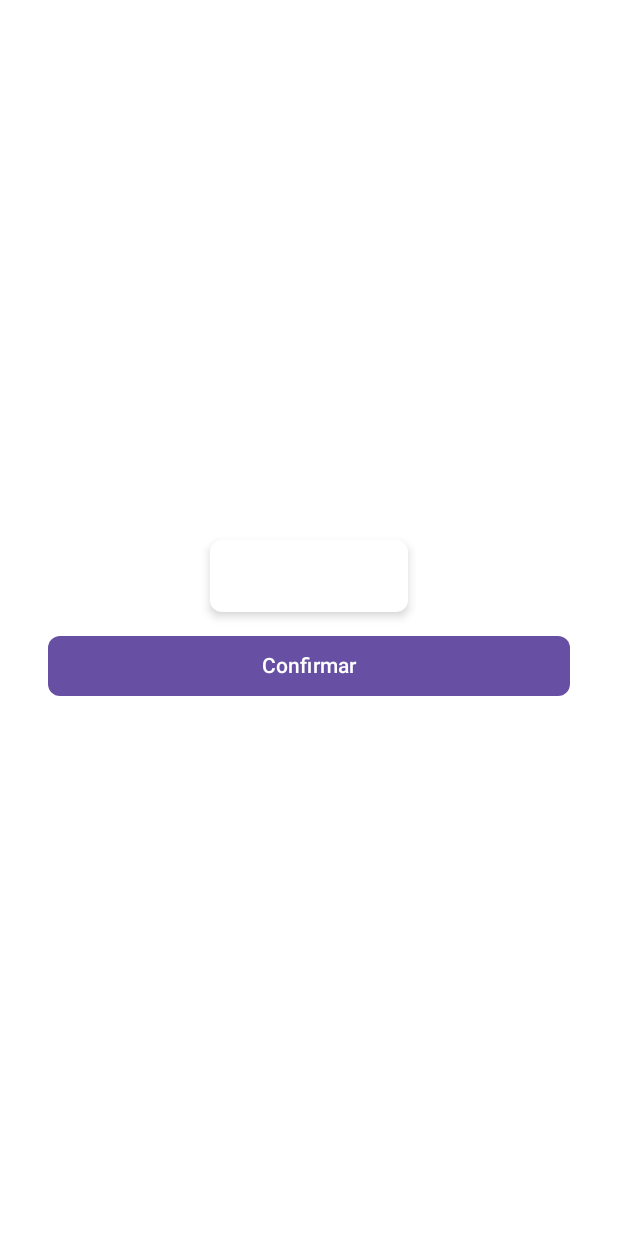
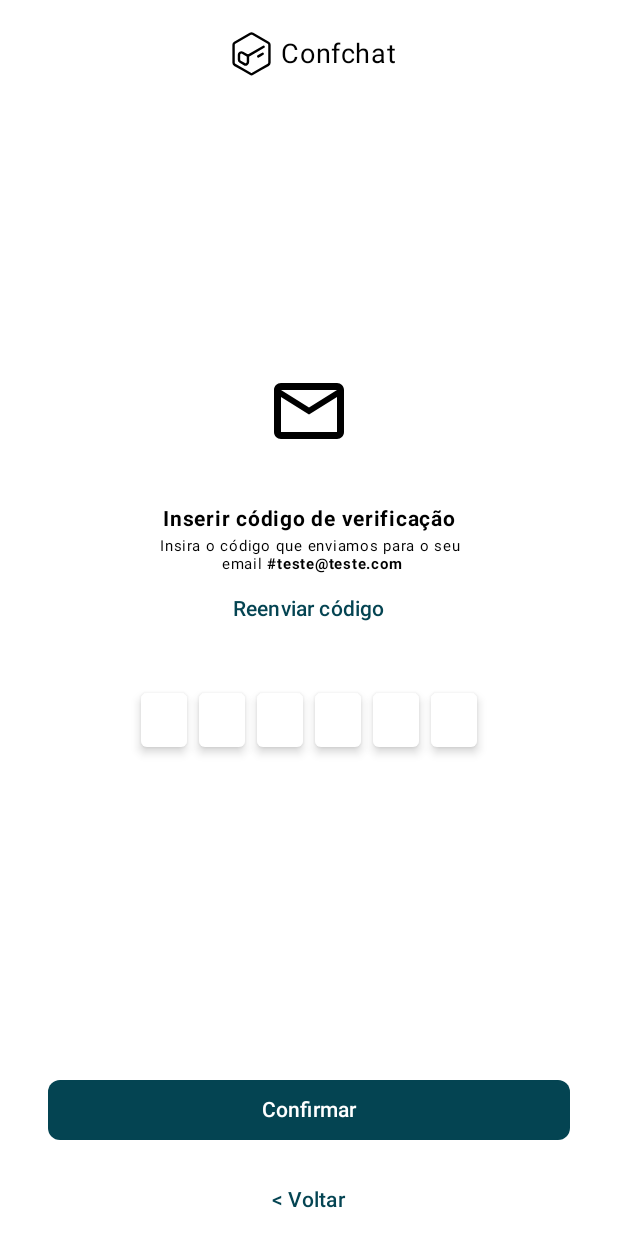
Before and after one commit to francivaldo4334/ConfchatMobile, an Android app built with Jetpack Compose: the @Preview function ScreenVerificationCodePreview, on a phone screen of 412 x 824 dp. Run offline under Robolectric (Android 15) with nearby library versions, the phone set to English and light mode, and no system bars; our stand-ins replace Dagger/Hilt's generated code; network calls fail.

Commit message:
feat: verification code and fix: layout

```diff
--- a/app/src/main/java/br/com/confchat/mobile/data/network/repository/IAuthApiRepository.kt
+++ b/app/src/main/java/br/com/confchat/mobile/data/network/repository/IAuthApiRepository.kt
@@ -14,4 +14,5 @@ interface IAuthApiRepository {
     fun Register(it: RegisterDto): ResponseApi<String>
     fun UpdateToken(it:String): ResponseApi<String>
     fun checkVerificationCode(it:CheckVerificationCodeDto): ResponseApi<String>
+    fun resendVerificationCode(it:String):ResponseApi<String>
 }
--- a/app/src/main/java/br/com/confchat/mobile/data/network/service/ApiConfchatService.kt
+++ b/app/src/main/java/br/com/confchat/mobile/data/network/service/ApiConfchatService.kt
@@ -25,6 +25,8 @@ interface ApiConfchatService {
     fun updateLogin(@Body it: UpdateToken):Call<ResponseApi<String>>
     @PUT("auth/check-verification-code")
     fun checkVerificationCode(@Body it:CheckVerificationCodeDto):Call<ResponseApi<String>>
+    @PUT("auth/resend-verification-code")
+    fun resendVerificationCode(@Query("email") it:String):Call<ResponseApi<String>>
     @GET("user/loged-devices")
     fun getListDevice(): Call<List<DeviceApi>>
     @GET("user/me")
--- a/app/src/main/java/br/com/confchat/mobile/domain/IAuthDomainRepository.kt
+++ b/app/src/main/java/br/com/confchat/mobile/domain/IAuthDomainRepository.kt
@@ -10,4 +10,5 @@ interface IAuthDomainRepository {
     abstract fun updateToken(tokenUpdate:String):Boolean
     fun checkVerificationCode(code:String): Boolean
     fun logout()
+    fun resendVerificationCode(it:String): Boolean
 }
--- a/app/src/main/java/br/com/confchat/mobile/view/componets/ComponentTextField.kt
+++ b/app/src/main/java/br/com/confchat/mobile/view/componets/ComponentTextField.kt
@@ -55,6 +55,9 @@ fun ComponentTextField1(value:String, type:TextFieldType = TextFieldType.None, m
         }
         TextFieldType.Date ->{
             Date(value = value, onChange = onChange)
+        }
+        TextFieldType.Code ->{
+            Code(value = value, onChange = onChange)
         }
         else -> {
             None(
@@ -208,6 +211,54 @@ private fun ConfirmPassword(value:String,onChange:(String)->Unit) {
     )
 }
 @Composable
+private fun Code(value:String,onChange:(String)->Unit) {
+    val card : @Composable (Int,String,String)->Unit = { init,value,default ->
+        val gerarStringComPadrao : (String,String)->String = {prefixo,padrao->
+            val caracteresAleatorios = padrao.substring(prefixo.length)
+            "$prefixo$caracteresAleatorios"
+        }
+        Card(
+            shape = RoundedCornerShape(4.dp),
+            elevation = CardDefaults.elevatedCardElevation(defaultElevation = 4.dp),
+            colors = CardDefaults.cardColors(containerColor = MaterialTheme.colorScheme.background)
+        ) {
+            Text(
+                text =
+                if(init >= 0 && init < value.length){
+                    val subString = value.substring(init,if(value.length <  (init + default.length)) value.length else default.length + init).toString()
+                    gerarStringComPadrao(subString,default)
+                }
+                else{
+                    default
+                },
+                modifier = Modifier.padding(vertical = 4.dp, horizontal = 12.dp),
+                fontSize = 24.sp
+            )
+        }
+    }
+    BasicTextField(
+        value = value,
+        onValueChange = {
+            if(it.length <= 6)
+                onChange(it)
+        },
+        keyboardOptions = KeyboardOptions.Default.copy(keyboardType = KeyboardType.Number),
+        decorationBox = {
+            Row(
+                verticalAlignment = Alignment.CenterVertically,
+                horizontalArrangement = Arrangement.spacedBy(8.dp)
+            ) {
+                card(0,value," ")
+                card(1,value," ")
+                card(2,value," ")
+                card(3,value," ")
+                card(4,value," ")
+                card(5,value," ")
+            }
+        }
+    )
+}
+@Composable
 private fun Date(value:String,onChange:(String)->Unit) {
     val card : @Composable (Int,String,String)->Unit = { init,value,default ->
         val gerarStringComPadrao : (String,String)->String = {prefixo,padrao->
--- a/app/src/main/java/br/com/confchat/mobile/view/enums/TextFieldType.kt
+++ b/app/src/main/java/br/com/confchat/mobile/view/enums/TextFieldType.kt
@@ -7,5 +7,6 @@ enum class TextFieldType {
     Password,
     ConfirmPassword,
     None,
-    Date
+    Date,
+    Code
 }
--- a/app/src/main/java/br/com/confchat/mobile/view/screens/ScreenBirthDay.kt
+++ b/app/src/main/java/br/com/confchat/mobile/view/screens/ScreenBirthDay.kt
@@ -79,7 +79,7 @@ fun ScreenBirthDay(navController: NavController, viewModel: AuthViewModel = hilt
             ComponentTextField1(value = birthDay, onChange = {birthDay = it}, type = TextFieldType.Date)
         }
         item {
-            ComponentButton1(text = stringResource(R.string.continuar)) {
+            ComponentButton1(text = stringResource(R.string.continuar_next)) {
                 AuthDoc.register.birthDay = birthDay
                 viewModel.register(){isSuccess,messge ->
                     if(isSuccess){
@@ -94,9 +94,6 @@ fun ScreenBirthDay(navController: NavController, viewModel: AuthViewModel = hilt
             TextButton(onClick = { navController.popBackStack() }) {
                 Text(text = stringResource(R.string.voltar))
             }
-            ComponentTextLink1 {
-                navController.popBackStack()
-            }
         }
     }
 }
--- a/app/src/main/java/br/com/confchat/mobile/view/screens/ScreenLogup.kt
+++ b/app/src/main/java/br/com/confchat/mobile/view/screens/ScreenLogup.kt
@@ -127,7 +127,7 @@ fun ScreenLogup(navController: NavController,viewModel: AuthViewModel = hiltView
                     onChange = {confirPassword = it},
                     type = TextFieldType.ConfirmPassword
                 )
-                ComponentButton1(text = stringResource(R.string.cadastrar)) {
+                ComponentButton1(text = stringResource(R.string.continuar_next)) {
                     AuthDoc.register.name = name
                     AuthDoc.register.email = email
                     AuthDoc.register.password = password
--- a/app/src/main/java/br/com/confchat/mobile/view/screens/ScreenVerificationCode.kt
+++ b/app/src/main/java/br/com/confchat/mobile/view/screens/ScreenVerificationCode.kt
@@ -1,11 +1,22 @@
 package br.com.confchat.mobile.view.screens
 
 import android.widget.Toast
+import androidx.compose.foundation.background
 import androidx.compose.foundation.layout.Arrangement
+import androidx.compose.foundation.layout.Row
 import androidx.compose.foundation.layout.Spacer
 import androidx.compose.foundation.layout.fillMaxSize
+import androidx.compose.foundation.layout.fillMaxWidth
 import androidx.compose.foundation.layout.height
+import androidx.compose.foundation.layout.padding
+import androidx.compose.foundation.layout.size
 import androidx.compose.foundation.lazy.LazyColumn
+import androidx.compose.material.icons.Icons
+import androidx.compose.material.icons.outlined.Email
+import androidx.compose.material3.Icon
+import androidx.compose.material3.MaterialTheme
+import androidx.compose.material3.Text
+import androidx.compose.material3.TextButton
 import androidx.compose.runtime.Composable
 import androidx.compose.runtime.getValue
 import androidx.compose.runtime.mutableStateOf
@@ -14,16 +25,30 @@ import androidx.compose.runtime.setValue
 import androidx.compose.ui.Alignment
 import androidx.compose.ui.Modifier
 import androidx.compose.ui.platform.LocalContext
+import androidx.compose.ui.res.stringResource
+import androidx.compose.ui.text.SpanStyle
+import androidx.compose.ui.text.buildAnnotatedString
+import androidx.compose.ui.text.font.FontWeight
+import androidx.compose.ui.text.style.TextAlign
+import androidx.compose.ui.text.withStyle
 import androidx.compose.ui.tooling.preview.Preview
 import androidx.compose.ui.unit.dp
+import androidx.compose.ui.unit.sp
 import androidx.hilt.navigation.compose.hiltViewModel
 import androidx.navigation.NavController
 import androidx.navigation.compose.rememberNavController
+import br.com.confchat.mobile.R
 import br.com.confchat.mobile.domain.IAuthDomainRepository
 import br.com.confchat.mobile.veiwmodel.AuthViewModel
 import br.com.confchat.mobile.view.Components.ComponentButton1
+import br.com.confchat.mobile.view.Components.ComponentIcon1
 import br.com.confchat.mobile.view.Components.ComponentTextField1
+import br.com.confchat.mobile.view.Components.ComponentTextLink1
+import br.com.confchat.mobile.view.constants.AuthDoc
 import br.com.confchat.mobile.view.constants.Route
+import br.com.confchat.mobile.view.enums.IconsLayout
+import br.com.confchat.mobile.view.enums.TextFieldType
+import br.com.confchat.mobile.view.ui.theme.ConfchatTheme
 
 @Composable
 fun ScreenVerificationCode(navController: NavController,viewModel: AuthViewModel = hiltViewModel()) {
@@ -32,22 +57,69 @@ fun ScreenVerificationCode(navController: NavController,viewModel: AuthViewModel
     }
     val context = LocalContext.current
     LazyColumn(
-        modifier = Modifier.fillMaxSize(),
-        verticalArrangement = Arrangement.Center,
+        modifier = Modifier
+            .fillMaxSize()
+            .background(MaterialTheme.colorScheme.background),
+        verticalArrangement = Arrangement.SpaceBetween,
         horizontalAlignment = Alignment.CenterHorizontally
     ){
+        item {
+            Row(
+                verticalAlignment = Alignment.CenterVertically,
+                horizontalArrangement = Arrangement.Center,
+                modifier = Modifier
+                    .fillMaxWidth()
+                    .padding(top = 16.dp)
+            ) {
+                ComponentIcon1(IconsLayout.Logo)
+                Text(
+                    text = stringResource(id = R.string.app_name),
+                    fontSize = 18.sp
+                )
+            }
+        }
         item{
-            ComponentTextField1(value = code, onChange = {code = it})
+            Icon(
+                imageVector = Icons.Outlined.Email,
+                contentDescription = null,
+                modifier = Modifier.size(56.dp))
+            Spacer(modifier = Modifier.height(32.dp))
+            Text(text = stringResource(R.string.inserir_c_digo_de_verifica_o), fontSize = 14.sp, fontWeight = FontWeight.Bold)
+            var bs = buildAnnotatedString {
+                append("Insira o código que enviamos para o seu\n email ")
+                withStyle(SpanStyle(fontWeight = FontWeight.Bold)){
+                    append("#${AuthDoc.register.email}")
+                }
+            }
+            Text(
+                text = bs,
+                fontSize = 10.sp,
+                lineHeight = 12.sp,
+                textAlign = TextAlign.Center
+            )
+            TextButton(onClick = {
+                viewModel.resendVerificationCode{
+
+                }
+            }) {
+                Text(text = stringResource(R.string.reenviar_c_digo))
+            }
+            Spacer(modifier = Modifier.height(32.dp))
+            ComponentTextField1(value = code, onChange = {code = it}, type = TextFieldType.Code)
         }
         item {
-            Spacer(modifier = Modifier.height(16.dp))
-            ComponentButton1(text = "Confirmar") {
+            Spacer(modifier = Modifier.height(32.dp))
+            ComponentButton1(text = stringResource(R.string.confirmar)) {
                 viewModel.checkVerificationCode(code){
                     if(it)
                         navController.navigate(Route.Login){popUpTo(0)}
                     else
                         Toast.makeText(context,"Codigo invalido",Toast.LENGTH_LONG).show()
                 }
+            }
+            Spacer(modifier = Modifier.height(16.dp))
+            TextButton(onClick = { navController.popBackStack() }) {
+                Text(text = stringResource(R.string.voltar))
             }
         }
     }
@@ -56,5 +128,8 @@ fun ScreenVerificationCode(navController: NavController,viewModel: AuthViewModel
 @Preview
 @Composable
 private fun ScreenVerificationCodePreview() {
-    ScreenVerificationCode(rememberNavController())
+    AuthDoc.register.email = "teste@teste.com"
+    ConfchatTheme {
+        ScreenVerificationCode(rememberNavController())
+    }
 }
--- a/app/src/main/res/values/strings.xml
+++ b/app/src/main/res/values/strings.xml
@@ -8,7 +8,6 @@
     <string name="nome_de_usurious">Nome de usurious</string>
     <string name="senha">Senha</string>
     <string name="confirmar_senha">Confirmar senha</string>
-    <string name="continuar">Continuar</string>
     <string name="mensagens">Mensagens</string>
     <string name="base_url">http://ec2-18-230-152-230.sa-east-1.compute.amazonaws.com/</string>
     <string name="seu_email_gmail_com">seu.email@gmail.com</string>
@@ -19,4 +18,8 @@
     <string name="voltar"><![CDATA[< Voltar]]></string>
     <string name="adicione_sua_data_de_nascimento">Adicione sua data de nascimento</string>
     <string name="n_o_ser_mostrado_no_seu_perfil_p_blico">Não será mostrado no seu\n perfil público</string>
+    <string name="continuar_next"><![CDATA[Continuar >]]></string>
+    <string name="confirmar">Confirmar</string>
+    <string name="inserir_c_digo_de_verifica_o">Inserir código de verificação</string>
+    <string name="reenviar_c_digo">Reenviar código</string>
 </resources>
```
Also changed, not shown: app/src/main/java/br/com/confchat/mobile/data/network/repository/AuthApiRepository.kt (+13 -0 lines), app/src/main/java/br/com/confchat/mobile/domain/AuthDomainRepository.kt (+8 -0 lines), app/src/main/java/br/com/confchat/mobile/veiwmodel/AuthViewModel.kt (+9 -0 lines).
